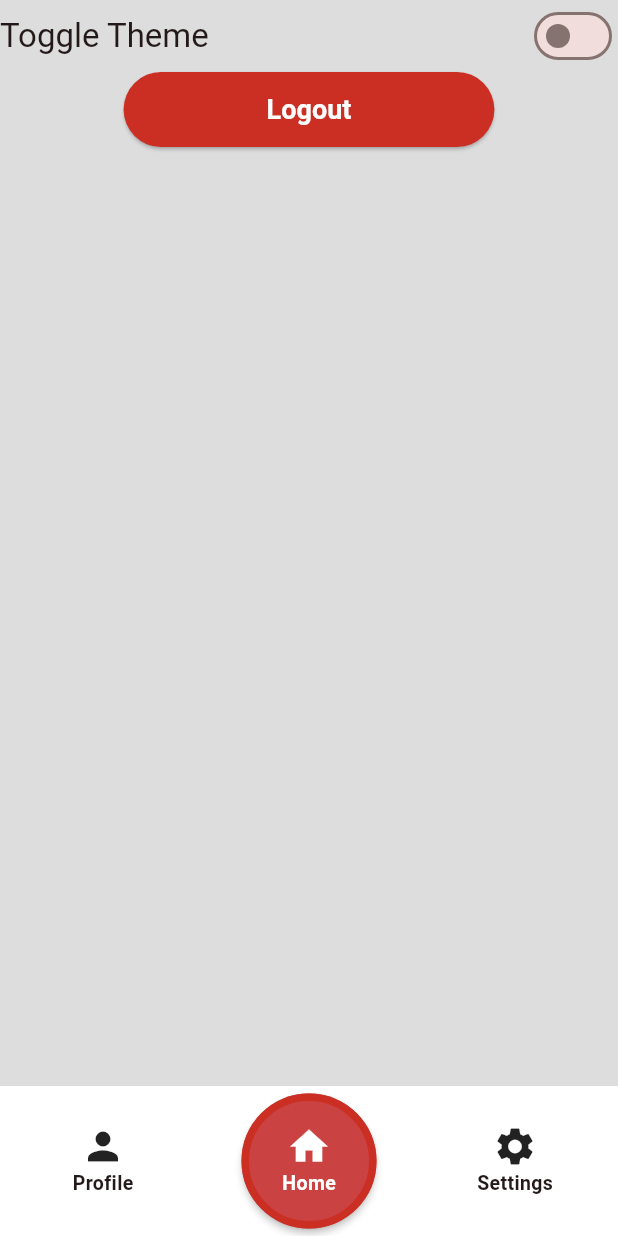
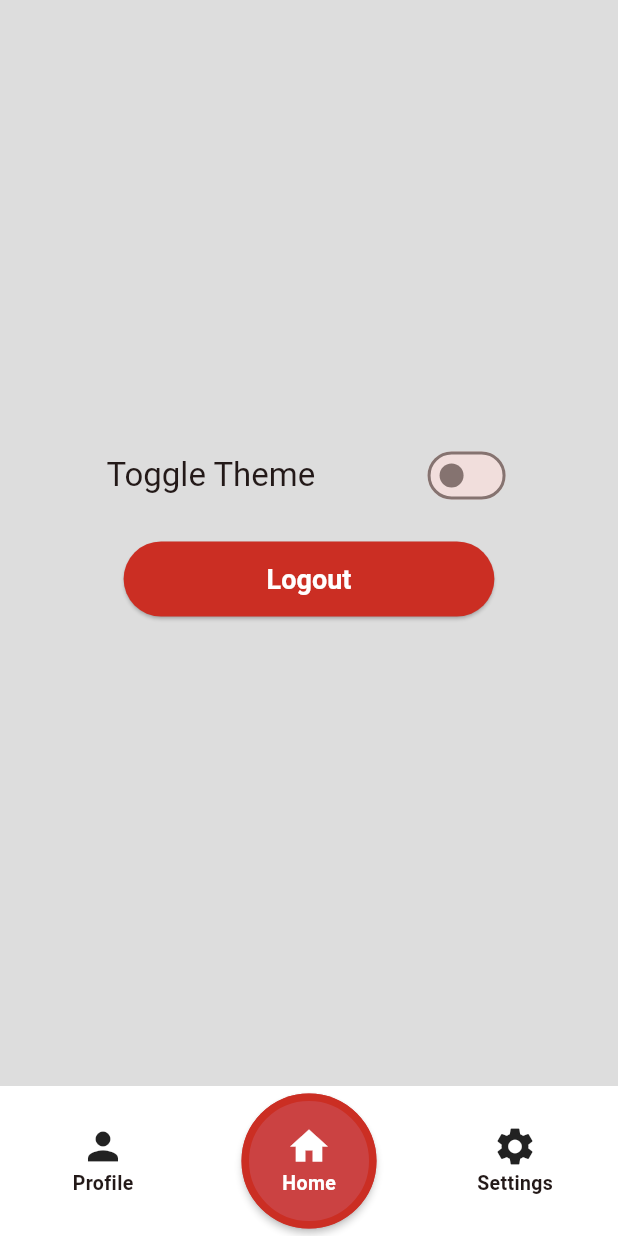
Before and after one commit to Bipoeman/Softdev-2-Group-1-Frontend, a Flutter app: the PortalPage screen opened by its route, item 3 of the bottom bar chosen, on a phone screen of 412 x 824 dp. Run offline on Flutter 3.47's test engine with Material 3 defaults, Android fonts, the phone set to English and light mode, and no system bars; missing offline and left inert: flame, flame_tiled.

Commit message:
Fix Alignments in Settings

```diff
--- a/lib/RuamMitr/settings.dart
+++ b/lib/RuamMitr/settings.dart
@@ -18,11 +18,10 @@ class _SettingsPageState extends State<SettingsPage> {
     ThemeProvider themeProvider = Provider.of<ThemeProvider>(context);
 
     return Column(
+      mainAxisAlignment: MainAxisAlignment.center,
       children: [
-        IntrinsicHeight(
-          child: Center(
-            child: Row(
-              mainAxisAlignment: MainAxisAlignment.spaceBetween,
+        Row(
+          mainAxisAlignment: MainAxisAlignment.spaceEvenly,
           children: [
             Text(
               "Toggle Theme",
@@ -36,10 +35,9 @@ class _SettingsPageState extends State<SettingsPage> {
             ),
           ],
         ),
-          ),
-        ),
-        SizedBox(
+        Container(
           width: [size.width * 0.6, 300.0].reduce(min),
+          margin: const EdgeInsets.fromLTRB(0, 20, 0, 20),
           height: 50,
           child: ElevatedButton(
             style: ElevatedButton.styleFrom(
```
Lines whose indentation alone changed are shown as unchanged.
